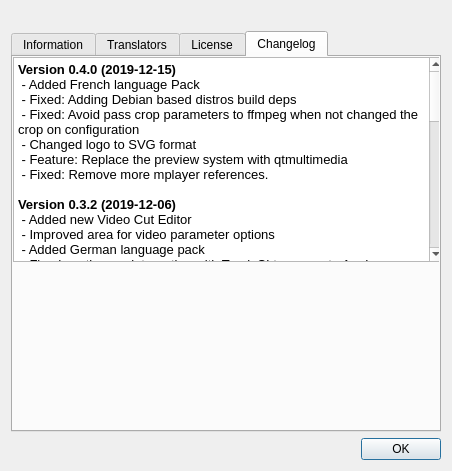
First picture: the form in ui/aboutdialog.ui, repository swl-x/MystiQ, before the edit.
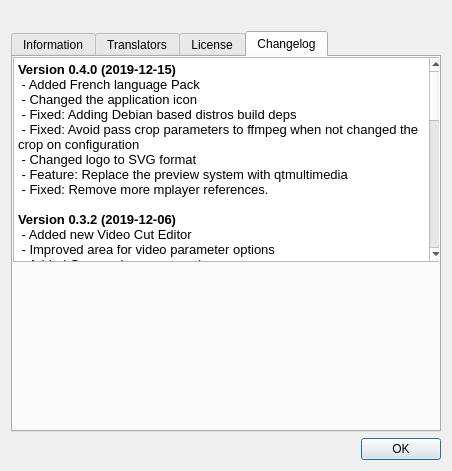
Second picture: the form after the edit. The open tabs and pages were chosen to show the change. Icons and pictures are not drawn.

Commit message: Changing Application Logo

The edit to the form file:
```diff
--- a/ui/aboutdialog.ui
+++ b/ui/aboutdialog.ui
@@ -262,6 +262,7 @@
 &lt;/style&gt;&lt;/head&gt;&lt;body style=&quot; font-family:'Fira Sans'; font-size:10pt; font-weight:400; font-style:normal;&quot;&gt;
 &lt;p style=&quot; margin-top:0px; margin-bottom:0px; margin-left:0px; margin-right:0px; -qt-block-indent:0; text-indent:0px;&quot;&gt;&lt;span style=&quot; font-family:'Fira Sans'; font-weight:600;&quot;&gt;Version 0.4.0 (2019-12-15)&lt;/span&gt;&lt;/p&gt;
 &lt;p style=&quot; margin-top:0px; margin-bottom:0px; margin-left:0px; margin-right:0px; -qt-block-indent:0; text-indent:0px;&quot;&gt;&lt;span style=&quot; font-family:'Fira Sans';&quot;&gt; - Added French language Pack&lt;/span&gt;&lt;/p&gt;
+&lt;p style=&quot; margin-top:0px; margin-bottom:0px; margin-left:0px; margin-right:0px; -qt-block-indent:0; text-indent:0px;&quot;&gt;&lt;span style=&quot; font-family:'Fira Sans';&quot;&gt; - Changed the application icon&lt;/span&gt;&lt;/p&gt;
 &lt;p style=&quot; margin-top:0px; margin-bottom:0px; margin-left:0px; margin-right:0px; -qt-block-indent:0; text-indent:0px;&quot;&gt;&lt;span style=&quot; font-family:'Fira Sans';&quot;&gt; - Fixed: Adding Debian based distros build deps&lt;/span&gt;&lt;/p&gt;
 &lt;p style=&quot; margin-top:0px; margin-bottom:0px; margin-left:0px; margin-right:0px; -qt-block-indent:0; text-indent:0px;&quot;&gt;&lt;span style=&quot; font-family:'Fira Sans';&quot;&gt; - Fixed: Avoid pass crop parameters to ffmpeg when not changed the crop on configuration&lt;/span&gt;&lt;/p&gt;
 &lt;p style=&quot; margin-top:0px; margin-bottom:0px; margin-left:0px; margin-right:0px; -qt-block-indent:0; text-indent:0px;&quot;&gt;&lt;span style=&quot; font-family:'Fira Sans';&quot;&gt; - Changed logo to SVG format&lt;/span&gt;&lt;/p&gt;
```
The commit also changes 13 other files.
